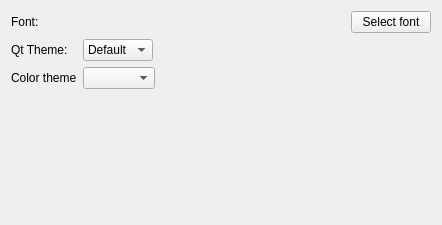
Old version of the form src/dialogs/preferences/GeneralOptionsWidget.ui in the repository exokortex/cutter.
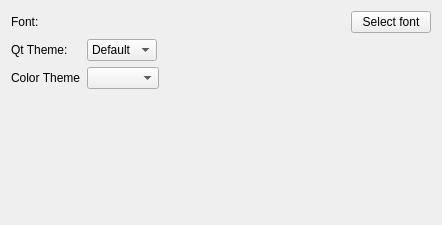
New version of the form.

Patch:
```diff
--- a/src/dialogs/preferences/GeneralOptionsWidget.ui
+++ b/src/dialogs/preferences/GeneralOptionsWidget.ui
@@ -86,7 +86,7 @@
      <item row="2" column="0">
       <widget class="QLabel" name="colorLabel">
        <property name="text">
-        <string>Color theme</string>
+        <string>Color Theme</string>
        </property>
       </widget>
      </item>
```
